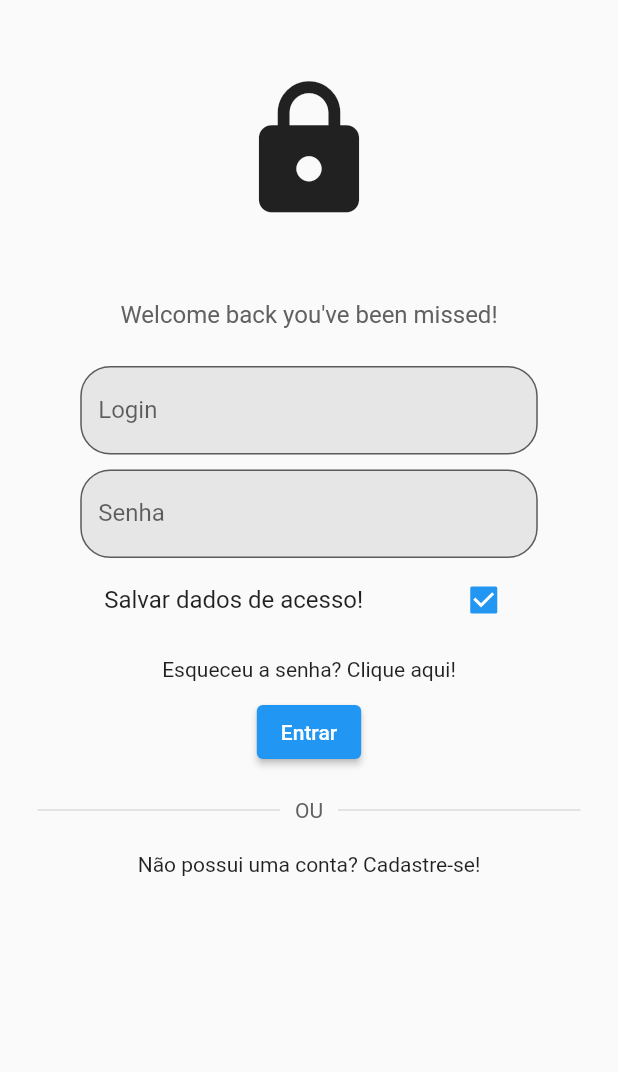
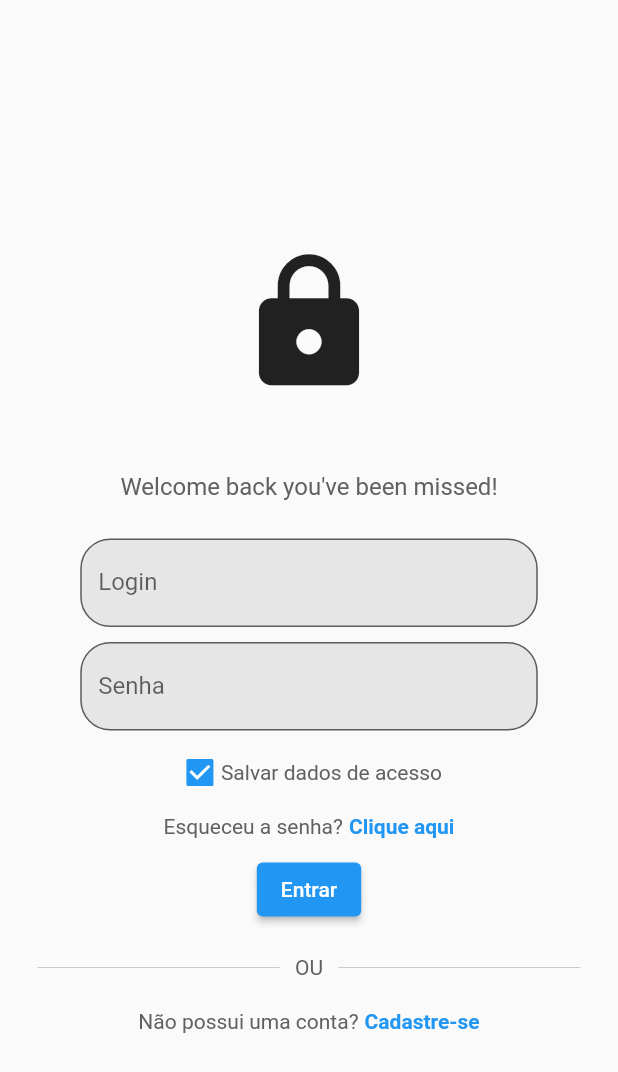
Before and after one commit to guihcm/TravelCare_front, a Flutter app: the screen it shows after launch, on a phone screen of 412 x 824 dp. Shown: the top 1072 px of the screen. Run offline on Flutter 3.47's test engine with Material 2 defaults, Android fonts, the phone set to English and light mode, and no system bars; our stand-ins replace parse_server_sdk_flutter.

Commit message:
Conectando tela de login com Back4App

```diff
--- a/travel_care/lib/pages/cadastro.dart
+++ b/travel_care/lib/pages/cadastro.dart
@@ -143,7 +143,7 @@ class _CadastroPageState extends State<CadastroPage> {
                         child: Align(
                             alignment: Alignment.bottomLeft,
                             child: Container(
-                                margin: EdgeInsets.all(30),
+                                margin: const EdgeInsets.all(30),
                                 child: Row(
                                   //mainAxisAlignment: MainAxisAlignment.center,
                                   children: [
--- a/travel_care/lib/pages/home.dart
+++ b/travel_care/lib/pages/home.dart
@@ -30,7 +30,7 @@ class _HomePageState extends State<HomePage> {
   @override
   Widget build(BuildContext context) {
     return Scaffold(
-      appBar: MyAppBar("TRAVELCARE"),
+      appBar: const MyAppBar("TRAVELCARE"),
       bottomNavigationBar: MyNavBar(_selectedIndex, _selectPage),
       body: _pages[_selectedIndex],
     );
--- a/travel_care/lib/pages/login.dart
+++ b/travel_care/lib/pages/login.dart
@@ -1,5 +1,5 @@
 import 'package:flutter/material.dart';
-import 'package:travel_care/components/myAppBar.dart';
+import 'package:parse_server_sdk_flutter/parse_server_sdk_flutter.dart';
 import 'package:travel_care/pages/cadastro.dart';
 import 'package:travel_care/pages/home.dart';
 
@@ -11,14 +11,19 @@ class LoginPage extends StatefulWidget {
 }
 
 class _CadastroPageState extends State<LoginPage> {
+
   final _formKey = GlobalKey<FormState>();
+  final controllerUsername = TextEditingController();
+  final controllerPassword = TextEditingController();
   bool _isChecked = true;
+
   @override
   Widget build(BuildContext context) {
     return Scaffold(
         //backgroundColor: Colors.black,
         //appBar: const MyAppBar("TRAVELCARE"),
         body: Center(
+            child: SingleChildScrollView(
                 child: Form(
                     key: _formKey,
                     child: Column(children: [
@@ -48,6 +53,7 @@ class _CadastroPageState extends State<LoginPage> {
                         child: Stack(
                           children: [
                             TextFormField(
+                              controller: controllerUsername,
                               decoration: const InputDecoration(
                                 border: OutlineInputBorder(
                                   borderRadius:
@@ -58,16 +64,20 @@ class _CadastroPageState extends State<LoginPage> {
                                 hintText: 'Digite seu login',
                                 labelText: "Login",
                               ),
+                              validator: (text) => validateField(text),
                             ),
                           ],
                         ),
                       ),
+
                       const SizedBox(height: 10),
+
                       Container(
                         width: 305,
                         child: Stack(
                           children: [
                             TextFormField(
+                              controller: controllerPassword,
                               decoration: const InputDecoration(
                                 border: OutlineInputBorder(
                                   borderRadius:
@@ -78,36 +88,69 @@ class _CadastroPageState extends State<LoginPage> {
                                 hintText: 'Digite sua senha',
                                 labelText: "Senha",
                               ),
+                              obscureText: true,
+                              validator: (text) => validateField(text),
                             ),
                           ],
                         ),
                       ),
+
+                      //const SizedBox(height: 10),
+
+                      Row(
+                        mainAxisAlignment: MainAxisAlignment.center,
+                        children: [
                           Container(
-                    //height: 350.0,
-                    width: 305,
-                    child: Column(children: [
+                            width: 30,
+                            child:
                             CheckboxListTile(
-                        title: const Text("Salvar dados de acesso!"),
                               value: _isChecked,
                               onChanged: (val) {
                                 setState(() {
                                   _isChecked = val!;
                                 });
                               },
-                      )
+                          )),
+                          //const SizedBox(width: 10),
+                          Text(
+                            'Salvar dados de acesso',
+                            style: TextStyle(color: Colors.grey[700]),
+                          ),
                         ]),
+
+                      Row(
+                        mainAxisAlignment: MainAxisAlignment.center,
+                        children: [
+                          Text(
+                            'Esqueceu a senha?',
+                            style: TextStyle(color: Colors.grey[700]),
+                          ),
+                          const SizedBox(width: 4),
+                          GestureDetector(
+                            child: const Text(
+                              'Clique aqui',
+                              style: TextStyle(
+                                color: Colors.blue,
+                                fontWeight: FontWeight.bold,
+                              ),
+                            ),
+                            onTap: () => Navigator.push(
+                                context,
+                                MaterialPageRoute(
+                                    builder: (context) =>
+                                        const CadastroPage())),
+                          ),
+                        ],
                       ),
 
-                  SizedBox(height: 10),
+                      const SizedBox(height: 10),
 
-                  Text('Esqueceu a senha? Clique aqui!'),
-                  SizedBox(height: 10),
                       ElevatedButton(
-                      onPressed: () => Navigator.push(context,
-                          MaterialPageRoute(builder: (context) => HomePage())),
+                          onPressed: () => login(),
                           child: const Text('Entrar')),
 
-                  SizedBox(height: 20),
+                      const SizedBox(height: 20),
+
                       Padding(
                         padding: const EdgeInsets.symmetric(horizontal: 25.0),
                         child: Row(
@@ -119,7 +162,8 @@ class _CadastroPageState extends State<LoginPage> {
                               ),
                             ),
                             Padding(
-                          padding: const EdgeInsets.symmetric(horizontal: 10.0),
+                              padding:
+                                  const EdgeInsets.symmetric(horizontal: 10.0),
                               child: Text(
                                 'OU',
                                 style: TextStyle(color: Colors.grey[700]),
@@ -134,16 +178,85 @@ class _CadastroPageState extends State<LoginPage> {
                           ],
                         ),
                       ),
-                  SizedBox(height: 20),
+
+                      const SizedBox(height: 20),
+
+                      Row(
+                        mainAxisAlignment: MainAxisAlignment.center,
+                        children: [
+                          Text(
+                            'Não possui uma conta?',
+                            style: TextStyle(color: Colors.grey[700]),
+                          ),
+                          const SizedBox(width: 4),
                           GestureDetector(
-                    child: Text('Não possui uma conta? Cadastre-se!'),
+                            child: const Text(
+                              'Cadastre-se',
+                              style: TextStyle(
+                                color: Colors.blue,
+                                fontWeight: FontWeight.bold,
+                              ),
+                            ),
                             onTap: () => Navigator.push(
                                 context,
                                 MaterialPageRoute(
-                            builder: (context) => CadastroPage())),
+                                    builder: (context) =>
+                                        const CadastroPage())),
+                          ),
+                        ],
                       ),
 
-                  SizedBox(height: 20),
-                ]))));
+                      const SizedBox(height: 20),
+                    ])))));
+  }
+
+  void login() async {
+    if (!_formKey.currentState!.validate()) {
+      return;
+    }
+
+    final username = controllerUsername.text.trim();
+    final password = controllerPassword.text.trim();
+
+    final user = ParseUser(username, password, null);
+
+    var response = await user.login();
+
+    if (response.success) {
+      Navigator.push(
+          context, MaterialPageRoute(builder: (context) => const HomePage()));
+    } else {
+      showError(response.error!.message == "Invalid username/password."
+          ? "Login ou senha incorretos."
+          : "Algo deu errado. Tente novamente.");
+    }
+
+  }
+
+    void showError(String errorMessage) {
+    showDialog(
+      context: context,
+      builder: (BuildContext context) {
+        return AlertDialog(
+          title: const Text("Erro!"),
+          content: Text(errorMessage),
+          actions: <Widget>[
+            TextButton(
+              child: const Text("OK"),
+              onPressed: () {
+                Navigator.of(context).pop();
+              },
+            ),
+          ],
+        );
+      },
+    );
+  }
+
+  String? validateField(text) {
+    if (text == null || text.isEmpty) {
+      return "* Campo obrigatório";
+    }
+    return null;
   }
 }
--- a/travel_care/lib/pages/profile.dart
+++ b/travel_care/lib/pages/profile.dart
@@ -1,15 +1,14 @@
 import 'package:flutter/material.dart';
-import 'package:travel_care/pages/cadastro.dart';
 
 class ProfilePage extends StatelessWidget {
   const ProfilePage({super.key});
 
   @override
   Widget build(BuildContext context) {
-    return Scaffold(
+    return const Scaffold(
       body: Center(
         child: Column(children: [
-          const Text("Perfil"),
+          Text("Perfil"),
         ]),
       ),
     );
--- a/travel_care/pubspec.yaml
+++ b/travel_care/pubspec.yaml
@@ -28,6 +28,7 @@ environment:
 # the latest version available on pub.dev. To see which dependencies have newer
 # versions available, run `flutter pub outdated`.
 dependencies:
+  parse_server_sdk_flutter: ^7.0.0
   flutter:
     sdk: flutter
 
```
Also changed, not shown: travel_care/lib/main.dart (+10 -2 lines). Lines whose indentation alone changed are shown as unchanged.
